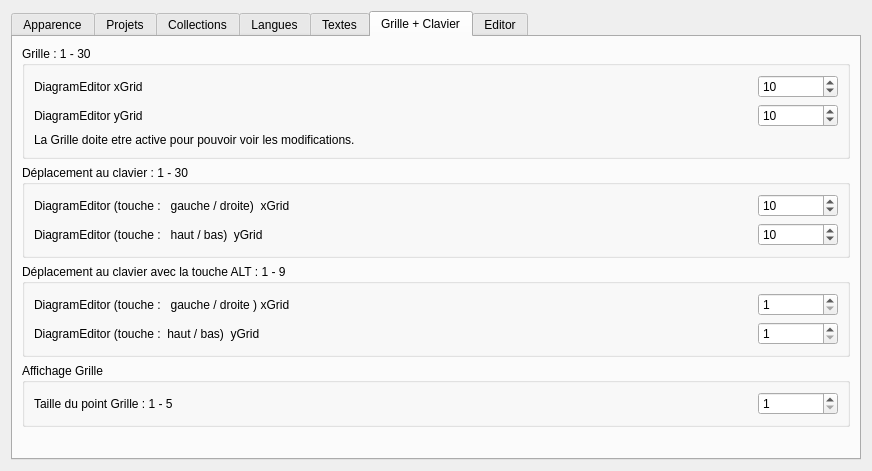
Old version of the form sources/ui/configpage/generalconfigurationpage.ui in the repository qelectrotech/qelectrotech-source-mirror.
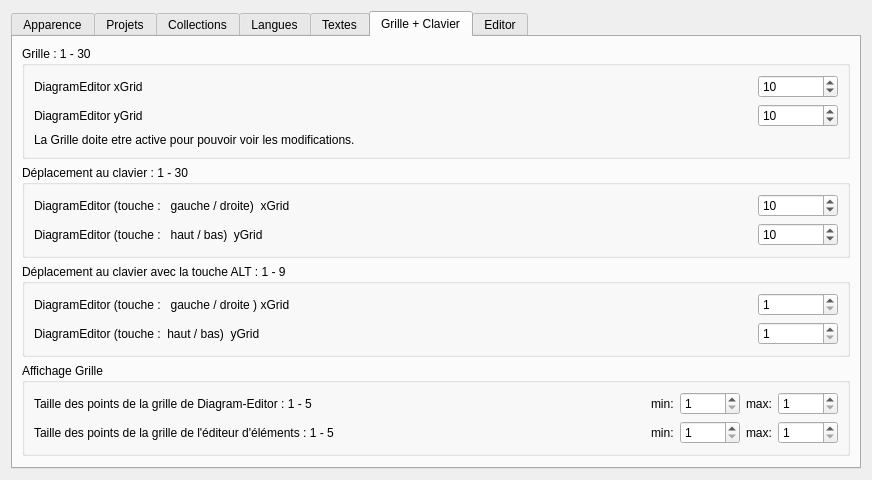
New version of the form.

Commit message: improvement: ajust size of grid-dots with zoom-factor Introduced additional spinboxes in config-page for setting min- and max-size of grid-dots separately for diagram- and element-editor. That assures maximal flexibility for setting the grids. Don't want the grid-dots to change over zooming-levels? Set min- and max-values to the same number. Preset-values for all min-/max-values is "1". If the adjustable range of 1 to 5 is not sufficient, it can be easily adjusted. Only need feedback for this.

```diff
--- a/sources/ui/configpage/generalconfigurationpage.ui
+++ b/sources/ui/configpage/generalconfigurationpage.ui
@@ -887,26 +887,109 @@
             </property>
            </spacer>
           </item>
-          <item row="0" column="2">
-           <widget class="QSpinBox" name="DiagramEditor_Grid_PointSize_sb">
-            <property name="minimumSize">
-             <size>
-              <width>80</width>
-              <height>0</height>
-             </size>
-            </property>
-            <property name="minimum">
-             <number>1</number>
-            </property>
-            <property name="maximum">
-             <number>5</number>
+          <item row="0" column="4">
+           <widget class="QLabel" name="label_18">
+            <property name="text">
+             <string>max:</string>
             </property>
            </widget>
           </item>
           <item row="0" column="0">
            <widget class="QLabel" name="Label_Diagram_Grid_PointSize">
             <property name="text">
-             <string>Taille du point Grille : 1 - 5</string>
+             <string>Taille des points de la grille de Diagram-Editor : 1 - 5</string>
+            </property>
+           </widget>
+          </item>
+          <item row="0" column="5">
+           <widget class="QSpinBox" name="DiagramEditor_Grid_PointSize_max_sb">
+            <property name="minimumSize">
+             <size>
+              <width>60</width>
+              <height>0</height>
+             </size>
+            </property>
+            <property name="minimum">
+             <number>1</number>
+            </property>
+            <property name="maximum">
+             <number>5</number>
+            </property>
+           </widget>
+          </item>
+          <item row="0" column="2">
+           <widget class="QLabel" name="label_19">
+            <property name="text">
+             <string>min:</string>
+            </property>
+           </widget>
+          </item>
+          <item row="0" column="3">
+           <widget class="QSpinBox" name="DiagramEditor_Grid_PointSize_min_sb">
+            <property name="minimumSize">
+             <size>
+              <width>60</width>
+              <height>0</height>
+             </size>
+            </property>
+            <property name="minimum">
+             <number>1</number>
+            </property>
+            <property name="maximum">
+             <number>5</number>
+            </property>
+           </widget>
+          </item>
+          <item row="1" column="0">
+           <widget class="QLabel" name="label_20">
+            <property name="text">
+             <string>Taille des points de la grille de l'éditeur d'éléments : 1 - 5</string>
+            </property>
+           </widget>
+          </item>
+          <item row="1" column="5">
+           <widget class="QSpinBox" name="ElementEditor_Grid_PointSize_max_sb">
+            <property name="minimumSize">
+             <size>
+              <width>60</width>
+              <height>0</height>
+             </size>
+            </property>
+            <property name="minimum">
+             <number>1</number>
+            </property>
+            <property name="maximum">
+             <number>5</number>
+            </property>
+           </widget>
+          </item>
+          <item row="1" column="4">
+           <widget class="QLabel" name="label_21">
+            <property name="text">
+             <string>max:</string>
+            </property>
+           </widget>
+          </item>
+          <item row="1" column="3">
+           <widget class="QSpinBox" name="ElementEditor_Grid_PointSize_min_sb">
+            <property name="minimumSize">
+             <size>
+              <width>60</width>
+              <height>0</height>
+             </size>
+            </property>
+            <property name="minimum">
+             <number>1</number>
+            </property>
+            <property name="maximum">
+             <number>5</number>
+            </property>
+           </widget>
+          </item>
+          <item row="1" column="2">
+           <widget class="QLabel" name="label_22">
+            <property name="text">
+             <string>min:</string>
             </property>
            </widget>
           </item>
```
The commit also changes 37 other files.
